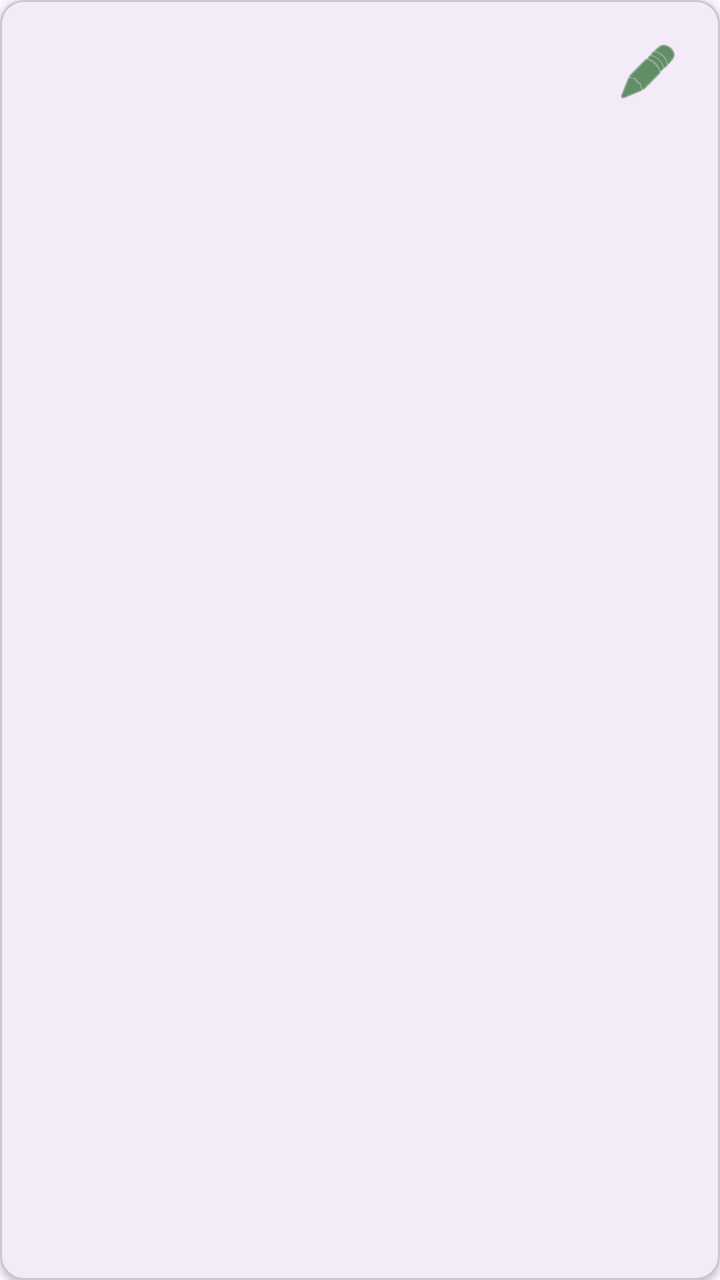
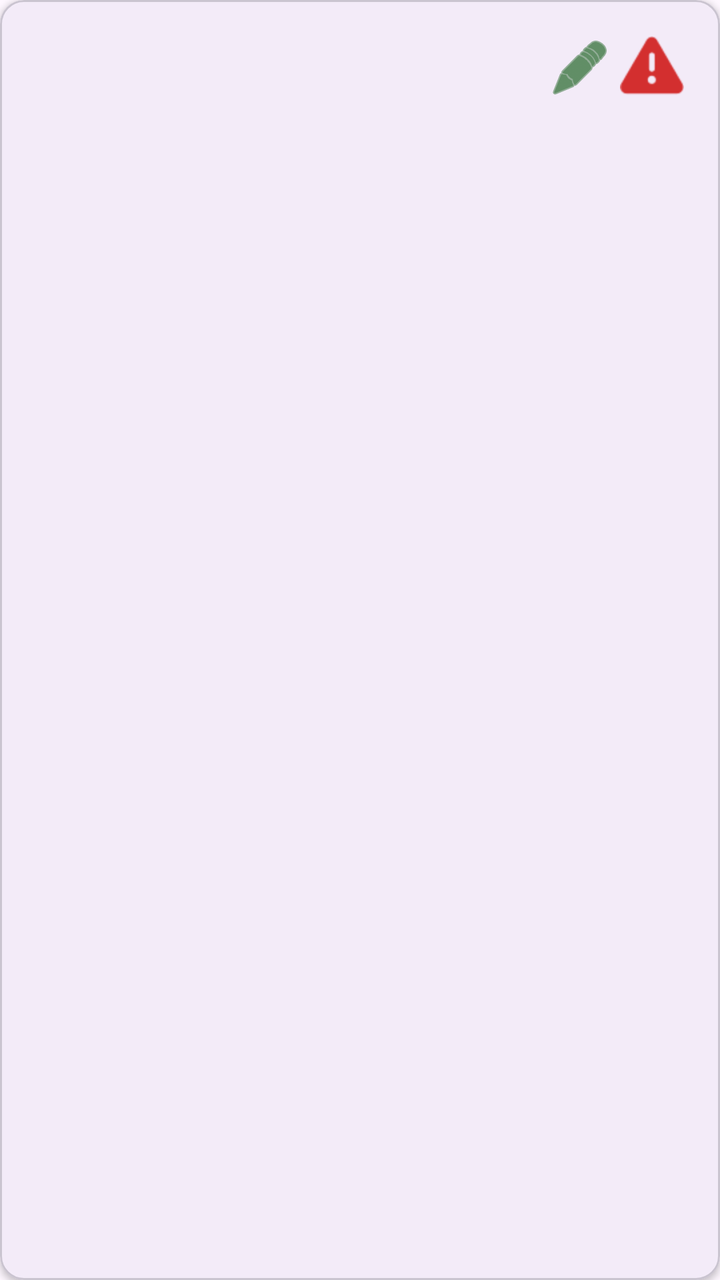

Screens rendered from an Android XML layout before and after an edit, with the pre-edit source and the edit as a unified diff.
<!-- AndroidManifest.xml: application theme Theme.Nutrivi -->
<!-- res/layout/item_receta.xml -->
<?xml version="1.0" encoding="utf-8"?>
<com.google.android.material.card.MaterialCardView
    xmlns:android="http://schemas.android.com/apk/res/android"
    xmlns:app="http://schemas.android.com/apk/res-auto"
    android:layout_width="match_parent"
    android:layout_height="wrap_content"
    android:layout_margin="8dp"
    app:cardElevation="2dp"
    app:cardCornerRadius="12dp">

    <RelativeLayout
        android:layout_width="match_parent"
        android:layout_height="wrap_content"
        android:padding="16dp">

        <LinearLayout
            android:layout_width="match_parent"
            android:layout_height="wrap_content"
            android:orientation="vertical"
            android:layout_toStartOf="@id/btn_edit_receta">

            <TextView
                android:id="@+id/tvNombrePlato"
                android:layout_width="match_parent"
                android:layout_height="wrap_content"
                android:textSize="18sp"
                android:textStyle="bold"
                android:textColor="@android:color/black" />

            <TextView
                android:id="@+id/tvCalorias"
                android:layout_width="match_parent"
                android:layout_height="wrap_content"
                android:textColor="@android:color/holo_red_dark"
                android:textStyle="bold"
                android:layout_marginTop="4dp" />

            <TextView
                android:id="@+id/tvIngredientes"
                android:layout_width="match_parent"
                android:layout_height="wrap_content"
                android:layout_marginTop="8dp" />

            <TextView
                android:id="@+id/tvAutor"
                android:layout_width="match_parent"
                android:layout_height="wrap_content"
                android:layout_marginTop="12dp"
                android:textSize="12sp"
                android:textColor="@android:color/darker_gray" />
        </LinearLayout>

        <ImageButton
            android:id="@+id/btn_edit_receta"
            android:layout_width="40dp"
            android:layout_height="40dp"
            android:layout_alignParentEnd="true"
            android:layout_alignParentTop="true"
            android:background="?attr/selectableItemBackgroundBorderless"
            android:src="@android:drawable/ic_menu_edit"
            android:contentDescription="Editar Receta"
            app:tint="@color/primary_dark" />

    </RelativeLayout>
</com.google.android.material.card.MaterialCardView>
<!-- resources referenced by this layout -->
<resources>
  <color name="primary_dark">#005005</color>
  <style name="Theme.Nutrivi" parent="Base.Theme.Nutrivi" />
  <style name="Base.Theme.Nutrivi" parent="Theme.Material3.DayNight.NoActionBar">
          
          
      </style>
</resources>

<!-- the commit's change to res/layout/item_receta.xml (unified diff, before → after) -->
@@ -17,7 +17,7 @@
             android:layout_width="match_parent"
             android:layout_height="wrap_content"
             android:orientation="vertical"
-            android:layout_toStartOf="@id/btn_edit_receta">
+            android:layout_toStartOf="@id/layout_actions">
 
             <TextView
                 android:id="@+id/tvNombrePlato"
@@ -50,16 +50,33 @@
                 android:textColor="@android:color/darker_gray" />
         </LinearLayout>
 
-        <ImageButton
-            android:id="@+id/btn_edit_receta"
-            android:layout_width="40dp"
-            android:layout_height="40dp"
+        <LinearLayout
+            android:id="@+id/layout_actions"
+            android:layout_width="wrap_content"
+            android:layout_height="wrap_content"
+            android:orientation="horizontal"
             android:layout_alignParentEnd="true"
             android:layout_alignParentTop="true"
-            android:background="?attr/selectableItemBackgroundBorderless"
-            android:src="@android:drawable/ic_menu_edit"
-            android:contentDescription="Editar Receta"
-            app:tint="@color/primary_dark" />
+            android:gravity="center_vertical">
+
+            <ImageButton
+                android:id="@+id/btn_edit_receta"
+                android:layout_width="36dp"
+                android:layout_height="36dp"
+                android:background="?attr/selectableItemBackgroundBorderless"
+                android:src="@android:drawable/ic_menu_edit"
+                android:contentDescription="Editar Receta"
+                app:tint="@color/primary_dark" />
+
+            <ImageButton
+                android:id="@+id/btnReportarReceta"
+                android:layout_width="36dp"
+                android:layout_height="36dp"
+                android:background="?attr/selectableItemBackgroundBorderless"
+                android:src="@android:drawable/ic_dialog_alert"
+                android:contentDescription="Reportar receta"
+                app:tint="#D32F2F" />
+        </LinearLayout>
 
     </RelativeLayout>
 </com.google.android.material.card.MaterialCardView>
